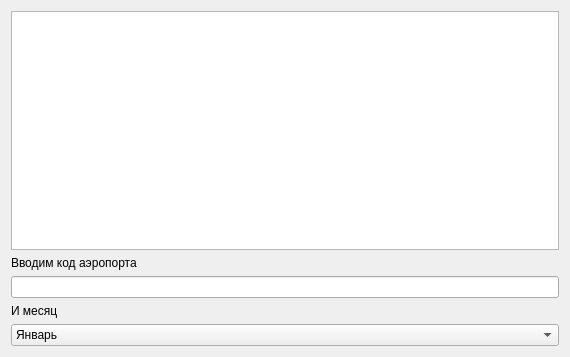
Before: the Qt Designer form chartdialog.ui in ZhenyaNikiforov/Kursovaya_Qt, drawn with Qt 5.
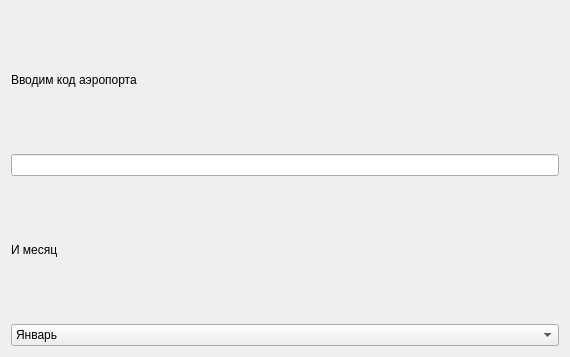
After: the same form once the commit is applied.

```diff
--- a/chartdialog.ui
+++ b/chartdialog.ui
@@ -15,7 +15,7 @@
   </property>
   <layout class="QVBoxLayout" name="verticalLayout">
    <item>
-    <widget class="QTableView" name="tableView"/>
+    <layout class="QVBoxLayout" name="vertical"/>
    </item>
    <item>
     <widget class="QLabel" name="label">
```
